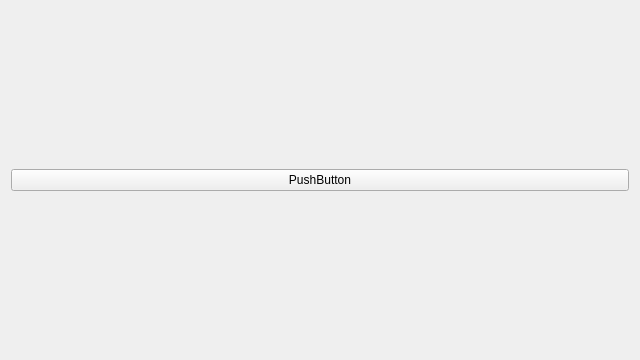
Before: the Qt Designer form mainwindow.ui in amatveiakin/random-chess-helper, drawn with Qt 5.
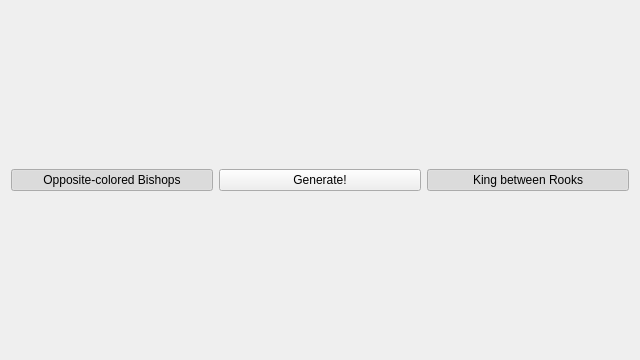
After: the same form once the commit is applied.

Commit message: Refactoring: QSgvRenderer used. Settings added.

The edit to the form file:
```diff
--- a/mainwindow.ui
+++ b/mainwindow.ui
@@ -19,11 +19,37 @@
      <widget class="QWidget" name="whitePiecesWidget" native="true"/>
     </item>
     <item>
-     <layout class="QHBoxLayout" name="horizontalLayout">
+     <layout class="QHBoxLayout" name="buttonsLayout">
+      <item>
+       <widget class="QPushButton" name="forceOppositeColoredBishopsPushButton">
+        <property name="text">
+         <string>Opposite-colored Bishops</string>
+        </property>
+        <property name="checkable">
+         <bool>true</bool>
+        </property>
+        <property name="checked">
+         <bool>true</bool>
+        </property>
+       </widget>
+      </item>
       <item>
        <widget class="QPushButton" name="generatePushButton">
         <property name="text">
-         <string>PushButton</string>
+         <string>Generate!</string>
+        </property>
+       </widget>
+      </item>
+      <item>
+       <widget class="QPushButton" name="forceKingBetweenRooksPushButton">
+        <property name="text">
+         <string>King between Rooks</string>
+        </property>
+        <property name="checkable">
+         <bool>true</bool>
+        </property>
+        <property name="checked">
+         <bool>true</bool>
         </property>
        </widget>
       </item>
```
Left out of the diff: 2 changed lines with no effect on the pictures. The commit also changes 2 other files.
